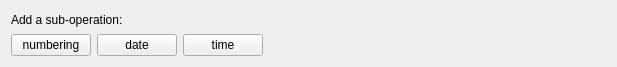
First picture: the form in src/suboperationsform.ui, repository metamorphose/metamorphose3, before the edit.
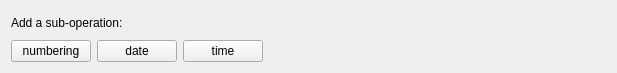
Second picture: the form after the edit.

What changed in the file:
```diff
--- a/src/suboperationsform.ui
+++ b/src/suboperationsform.ui
@@ -7,7 +7,7 @@
     <x>0</x>
     <y>0</y>
     <width>617</width>
-    <height>67</height>
+    <height>73</height>
    </rect>
   </property>
   <property name="windowTitle">
```
Left out of the diff: 14 changed lines with no effect on the pictures.
